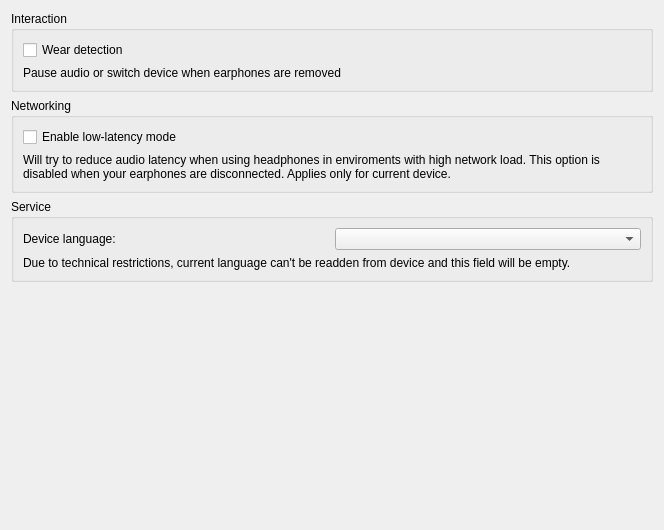
Qt form openfreebuds_qt/designer/device_other.ui (melianmiko/OpenFreebuds) before a commit.
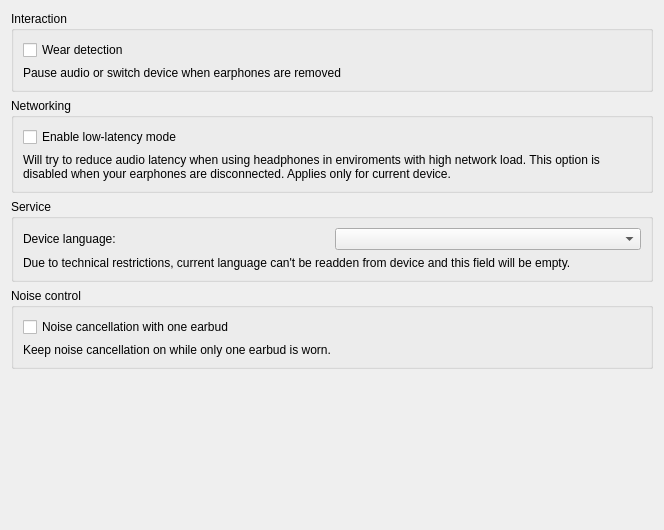
The same form after that commit.

Commit message:
[ui] Controls for spatial audio, head gestures and single-earbud ANC
- Sound quality: spatial audio mode and effect
- Gestures: head gestures toggle, nod and shake actions
- Other settings: noise cancellation with one earbud

Each control is shown only when the device reports the property.
Spanish translations included.

```diff
--- a/openfreebuds_qt/designer/device_other.ui
+++ b/openfreebuds_qt/designer/device_other.ui
@@ -101,6 +101,32 @@
      </layout>
     </widget>
    </item>
+   <item>
+    <widget class="QGroupBox" name="single_bud_anc_root">
+     <property name="title">
+      <string>Noise control</string>
+     </property>
+     <layout class="QVBoxLayout" name="verticalLayout_4">
+      <item>
+       <widget class="QCheckBox" name="single_bud_anc_toggle">
+        <property name="text">
+         <string>Noise cancellation with one earbud</string>
+        </property>
+       </widget>
+      </item>
+      <item>
+       <widget class="QLabel" name="label_5">
+        <property name="text">
+         <string>Keep noise cancellation on while only one earbud is worn.</string>
+        </property>
+        <property name="wordWrap">
+         <bool>true</bool>
+        </property>
+       </widget>
+      </item>
+     </layout>
+    </widget>
+   </item>
    <item>
     <spacer name="verticalSpacer">
      <property name="orientation">
```
Left out of the diff: 8 changed lines with no effect on the pictures. The commit also changes 6 other files.
